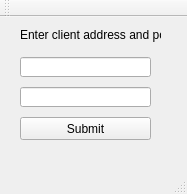
Above: Server/mainwindow.ui from maryna25/lab2 before the change. Below: the same form after it.
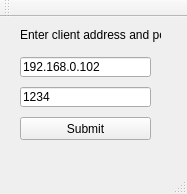
That is the form after the change.

```diff
--- a/Server/mainwindow.ui
+++ b/Server/mainwindow.ui
@@ -36,6 +36,9 @@
       <height>20</height>
      </rect>
     </property>
+    <property name="text">
+     <string>192.168.0.102</string>
+    </property>
    </widget>
    <widget class="QPushButton" name="btn">
     <property name="geometry">
@@ -59,6 +62,9 @@
       <height>20</height>
      </rect>
     </property>
+    <property name="text">
+     <string>1234</string>
+    </property>
    </widget>
   </widget>
   <widget class="QMenuBar" name="menuBar">
```
Left out of the diff: 2 changed lines with no effect on the pictures.
